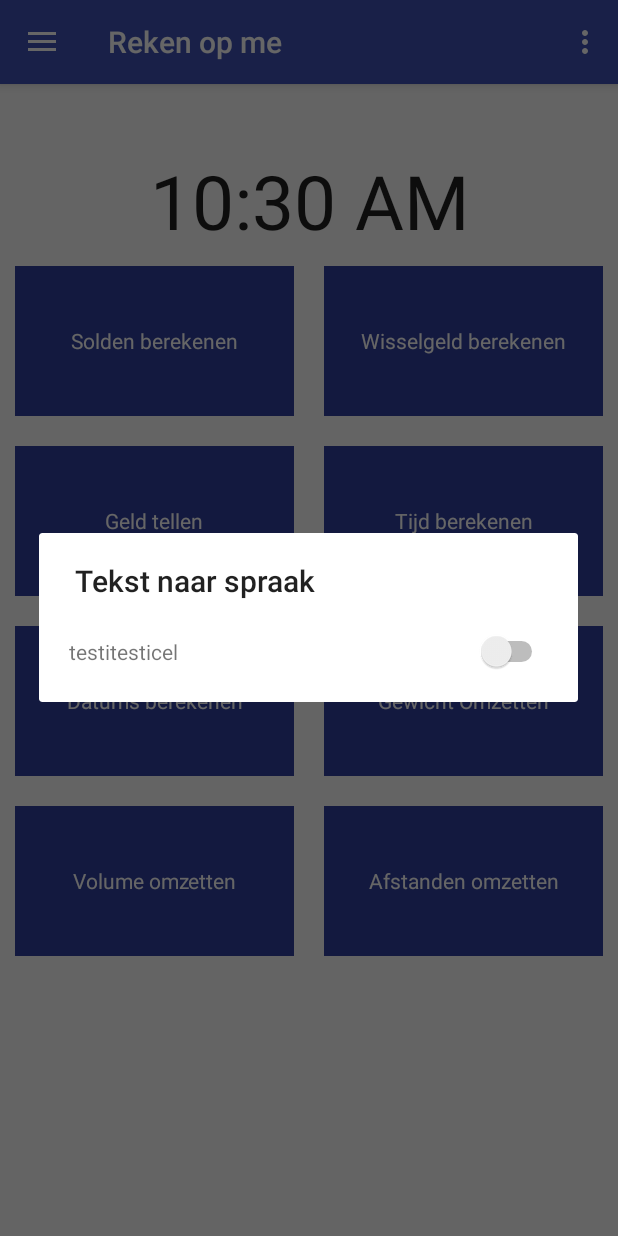
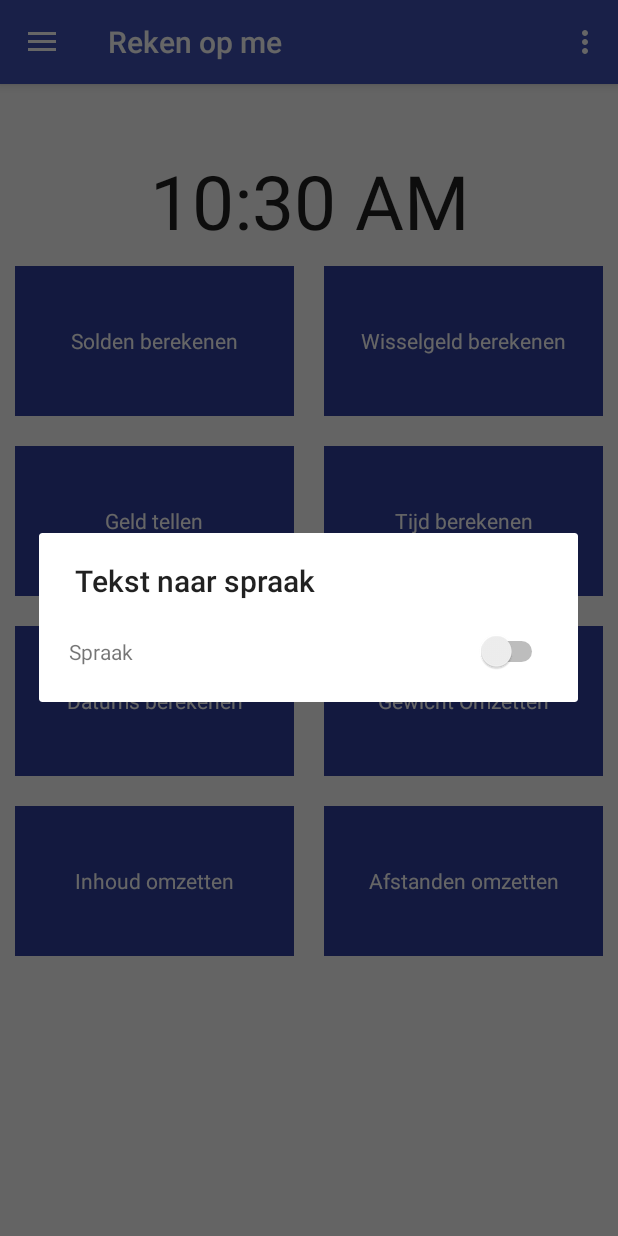
Before and after one commit to Dergent/DyscalculiePoject, an Android app: the screen it shows after launch (MainActivity), in the options menu, after a tap on "Spraak", on a phone screen of 412 x 824 dp. Run offline under Robolectric (Android 15) with nearby library versions, the phone set to English and light mode, and no system bars.

Commit message:
strings text

```diff
--- a/app/src/main/res/layout/dialog_toggle_tts.xml
+++ b/app/src/main/res/layout/dialog_toggle_tts.xml
@@ -12,7 +12,7 @@
         <TextView
             android:layout_width="wrap_content"
             android:layout_height="wrap_content"
-            android:text="testitesticel"
+            android:text="@string/spraakToggle"
             android:layout_gravity="center_vertical"/>
         <Switch
             android:id="@+id/toggle"
--- a/app/src/main/res/menu/main.xml
+++ b/app/src/main/res/menu/main.xml
@@ -10,7 +10,7 @@
     <item
         android:id="@+id/toggleTextToSpeech"
         android:orderInCategory="100"
-        android:title="Spraak"
+        android:title="@string/spraak"
         app:showAsAction="never"
         />
 
--- a/app/src/main/res/values/strings.xml
+++ b/app/src/main/res/values/strings.xml
@@ -13,7 +13,7 @@
     <string name="tijdBerekenen">Tijd berekenen</string>
     <string name="datumsBerekenen">Datums berekenen</string>
     <string name="gewichtOmzetten">Gewicht Omzetten</string>
-    <string name="volumeOmzetten">Volume omzetten</string>
+    <string name="volumeOmzetten">Inhoud omzetten</string>
     <string name="afstandenOmzetten">Afstanden omzetten</string>
 
     <!-- For weight -->
@@ -48,6 +48,8 @@
 
     <!-- For options on main activity-->
     <string name="about">About</string>
+    <string name="spraak">Spraak</string>
+    <string name="spraakToggle">Spraak</string>
     <string name="namen">Developers:\nPieter-jan Dergent &amp; Zento De Houwer\n2017</string>
     <string name="uitleg">Dit is een app om personen met dyscalculie te helpen door dagelijkse berekeningen te vergemakkelijken\nGemaakt in opdracht van Thomas More Geel - ITFactory - App development in samenwerking met Thomas More Antwerpen - Logopedie.</string>
     <string name ="contact">Voor eventuele vragen of om bugs te rapporteren, mail ons gerust op het volgende mailadres:</string>
```
